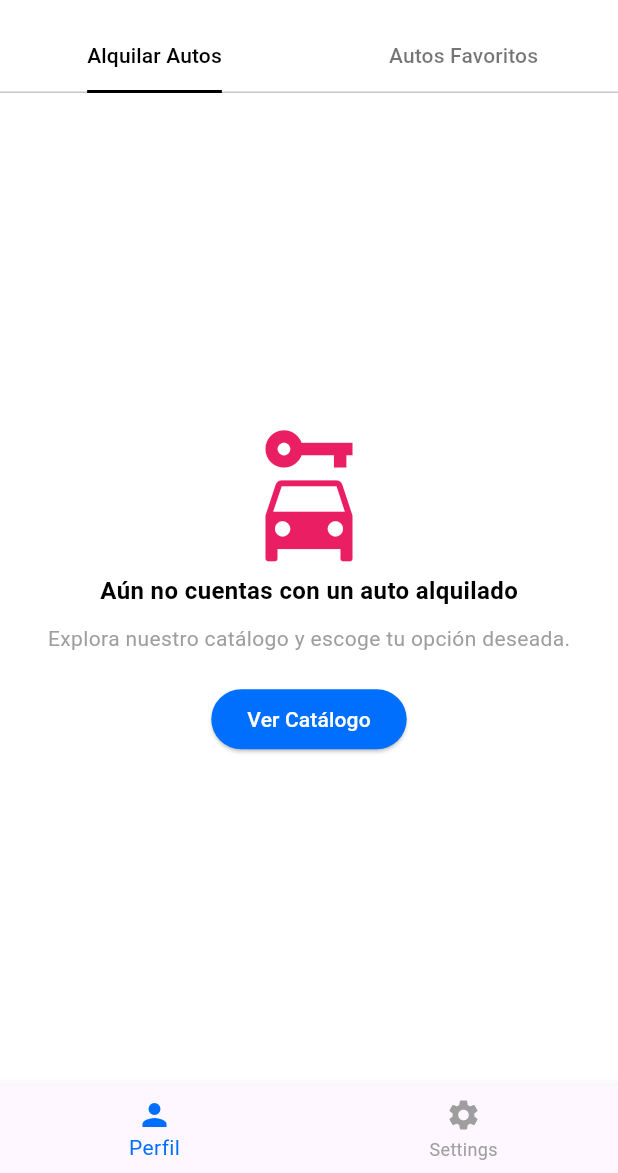
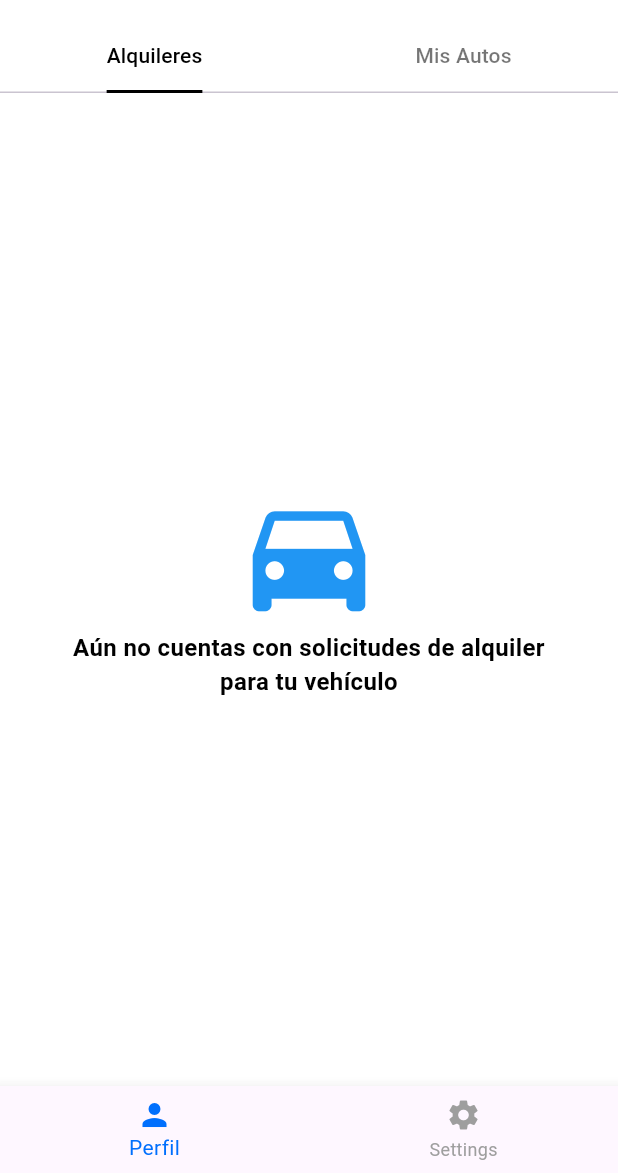
Before and after one commit to Applicaciones-moviles/Frontend, a Flutter app: the screen it shows after launch, on a phone screen of 412 x 824 dp, the part 63-1236 px from its top. Run offline on Flutter 3.47's test engine with Material 3 defaults, Android fonts, the phone set to English and light mode, and no system bars; our stand-ins replace table_calendar.

Commit message:
feat: Added home car screen

```diff
--- /dev/null
+++ b/lib/base/screens/home-car.dart
@@ -0,0 +1,137 @@
+import 'package:flutter/material.dart';
+
+Widget homeCar() {
+  return MaterialApp(
+    title: 'CarConnect',
+    theme: ThemeData(
+      primarySwatch: Colors.blue,
+      primaryColor: const Color(0xFF006FFD),
+      scaffoldBackgroundColor: Colors.white,
+      appBarTheme: const AppBarTheme(
+        color: Colors.white,
+        elevation: 0,
+      ),
+      tabBarTheme: const TabBarTheme(
+        unselectedLabelColor: Colors.black54,
+        labelColor: Colors.black,
+        indicatorSize: TabBarIndicatorSize.label,
+        indicator: BoxDecoration(
+          border: Border(
+            bottom: BorderSide(color: Colors.black, width: 2),
+          ),
+        ),
+      ),
+    ),
+    home: const HomeScreen(),
+  );
+}
+
+class HomeScreen extends StatelessWidget {
+  const HomeScreen({super.key});
+
+  @override
+  Widget build(BuildContext context) {
+    return DefaultTabController(
+      length: 2,
+      child: Scaffold(
+        appBar: AppBar(
+          title: const Text('CarConnect', style: TextStyle(color: Colors.black)),
+          bottom: const TabBar(
+            tabs: [
+              Tab(text: 'Alquileres'),
+              Tab(text: 'Mis Autos'),
+            ],
+          ),
+        ),
+        body: const TabBarView(
+          children: [
+            RentalsScreen(),
+            MyCarsScreen(),
+          ],
+        ),
+        bottomNavigationBar: BottomNavigationBar(
+          items: const [
+            BottomNavigationBarItem(
+              icon: Icon(Icons.person),
+              label: 'Perfil',
+            ),
+            BottomNavigationBarItem(
+              icon: Icon(Icons.settings),
+              label: 'Settings',
+            ),
+          ],
+          selectedItemColor: Color(0xFF006FFD),
+          unselectedItemColor: Colors.grey,
+        ),
+      ),
+    );
+  }
+}
+
+class RentalsScreen extends StatelessWidget {
+  const RentalsScreen({super.key});
+
+  @override
+  Widget build(BuildContext context) {
+    return Center(
+      child: Column(
+        mainAxisAlignment: MainAxisAlignment.center,
+        children: const <Widget>[
+          Icon(Icons.directions_car, size: 100, color: Colors.blue),
+          Padding(
+            padding: EdgeInsets.symmetric(horizontal: 32),
+            child: Text(
+              'Aún no cuentas con solicitudes de alquiler para tu vehículo',
+              style: TextStyle(
+                fontWeight: FontWeight.bold,
+                fontSize: 16,
+                color: Colors.black,
+              ),
+              textAlign: TextAlign.center,
+            ),
+          ),
+        ],
+      ),
+    );
+  }
+}
+
+class MyCarsScreen extends StatelessWidget {
+  const MyCarsScreen({super.key});
+
+  @override
+  Widget build(BuildContext context) {
+    return Center(
+      child: Column(
+        mainAxisAlignment: MainAxisAlignment.center,
+        children: <Widget>[
+          const Icon(Icons.car_rental, size: 100, color: Colors.pink),
+          const Text(
+            'Aún no cuentas con un auto alquilado',
+            style: TextStyle(
+              fontWeight: FontWeight.bold,
+              fontSize: 16,
+              color: Colors.black,
+            ),
+          ),
+          const SizedBox(height: 10),
+          const Text(
+            'Explora nuestro catálogo y escoge tu opción deseada.',
+            style: TextStyle(fontSize: 14, color: Colors.grey),
+          ),
+          const SizedBox(height: 20),
+          ElevatedButton(
+            onPressed: () {
+              // Implement navigation or other functionality here
+            },
+            style: ElevatedButton.styleFrom(
+              backgroundColor: const Color(0xFF006FFD),
+              foregroundColor: Colors.white,
+            ),
+            child: const Text('Añadir auto'),
+          )
+        ],
+      ),
+    );
+  }
+}
--- a/lib/main.dart
+++ b/lib/main.dart
@@ -1,6 +1,7 @@
 import 'package:flutter/material.dart';
 import 'base/screens/cardescription.dart';
 import 'base/screens/home-client.dart';
+import 'base/screens/home-car.dart';
 
 void main() {
 
@@ -24,7 +25,7 @@ class MyApp extends StatelessWidget {
         primarySwatch: Colors.blue,
       ),
       //home: const Cart(),
-      home: homeClient(),
+      home: homeCar(),
     );
   }
 }
```
